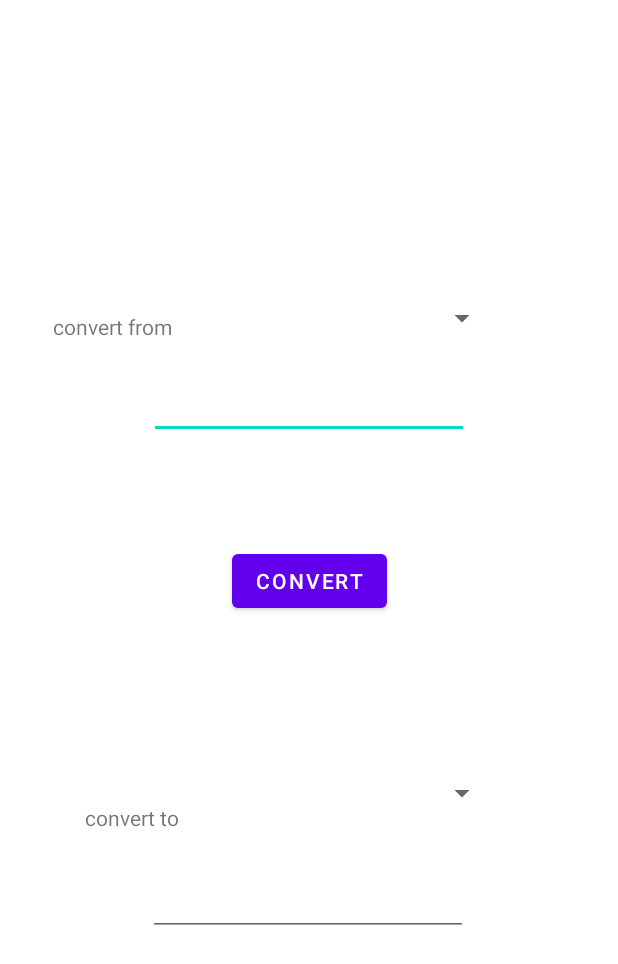
After one commit to gwendal25/loginApp2, an Android app: the layout activity_devise_converter.xml on its own in the app's theme, with its tools: preview values and no code run, on a phone screen of 412 x 824 dp. The commit adds this screen. Shown: the top 964 px of the screen. Run offline under Robolectric (Android 15) with nearby library versions, the phone set to English and light mode, and no system bars.

Commit message:
fixed currency converter activity

```diff
--- a/app/build.gradle
+++ b/app/build.gradle
@@ -1,5 +1,6 @@
 plugins {
     id 'com.android.application'
+    id 'kotlin-android'
 }
 
 android {
@@ -36,4 +37,8 @@ dependencies {
     testImplementation 'junit:junit:4.+'
     androidTestImplementation 'androidx.test.ext:junit:1.1.2'
     androidTestImplementation 'androidx.test.espresso:espresso-core:3.3.0'
+
+    implementation 'org.jetbrains.kotlinx:kotlinx-coroutines-core:1.3.7'
+    implementation 'org.jetbrains.kotlinx:kotlinx-coroutines-android:1.3.5'
+    implementation "org.jetbrains.kotlin:kotlin-stdlib-jdk7:1.2.71"
 }
--- a/app/src/main/java/com/example/loginapp2/navigationActivity.java
+++ b/app/src/main/java/com/example/loginapp2/navigationActivity.java
@@ -56,6 +56,10 @@ public class navigationActivity extends AppCompatActivity {
                         startActivity(intent);
                         Toast.makeText(navigationActivity.this, "Cashflow", Toast.LENGTH_SHORT).show();
                         return true;
+                    case R.id.converter:
+                        Intent converterIntent = new Intent(navigationActivity.this, deviseConverterActivity.class);
+                        startActivity(converterIntent);
+                        Toast.makeText(navigationActivity.this, "converter", Toast.LENGTH_SHORT).show();
                     case R.id.logout:
                         Toast.makeText(navigationActivity.this, "Logout", Toast.LENGTH_SHORT).show();
                         return true;
--- /dev/null
+++ b/app/src/main/res/layout/activity_devise_converter.xml
@@ -0,0 +1,82 @@
+<?xml version="1.0" encoding="utf-8"?>
+<androidx.constraintlayout.widget.ConstraintLayout xmlns:android="http://schemas.android.com/apk/res/android"
+    xmlns:app="http://schemas.android.com/apk/res-auto"
+    xmlns:tools="http://schemas.android.com/tools"
+    android:layout_width="match_parent"
+    android:layout_height="match_parent"
+    tools:context=".deviseConverter">
+
+    <Spinner
+        android:id="@+id/spinnerFrom"
+        android:layout_width="196dp"
+        android:layout_height="50dp"
+        android:layout_marginTop="187dp"
+        android:layout_marginEnd="80dp"
+        app:layout_constraintEnd_toEndOf="parent"
+        app:layout_constraintTop_toTopOf="parent" />
+
+    <TextView
+        android:id="@+id/convertFromText"
+        android:layout_width="wrap_content"
+        android:layout_height="wrap_content"
+        android:layout_marginStart="34dp"
+        android:layout_marginTop="208dp"
+        android:layout_marginEnd="20dp"
+        android:text="convert from"
+        app:layout_constraintEnd_toStartOf="@+id/spinnerFrom"
+        app:layout_constraintStart_toStartOf="parent"
+        app:layout_constraintTop_toTopOf="parent" />
+
+    <EditText
+        android:id="@+id/inputDeviseFrom"
+        android:layout_width="wrap_content"
+        android:layout_height="wrap_content"
+        android:layout_marginTop="10dp"
+        android:ems="10"
+        android:inputType="number"
+        app:layout_constraintEnd_toEndOf="parent"
+        app:layout_constraintStart_toStartOf="parent"
+        app:layout_constraintTop_toBottomOf="@+id/spinnerFrom" />
+
+    <EditText
+        android:id="@+id/inputDeviseTo"
+        android:layout_width="wrap_content"
+        android:layout_height="wrap_content"
+        android:layout_marginBottom="200dp"
+        android:ems="10"
+        android:inputType="number"
+        app:layout_constraintBottom_toBottomOf="parent"
+        app:layout_constraintEnd_toEndOf="parent"
+        app:layout_constraintHorizontal_bias="0.497"
+        app:layout_constraintStart_toStartOf="parent" />
+
+    <Spinner
+        android:id="@+id/spinnerTo"
+        android:layout_width="192dp"
+        android:layout_height="52dp"
+        android:layout_marginEnd="80dp"
+        android:layout_marginBottom="24dp"
+        app:layout_constraintBottom_toTopOf="@+id/inputDeviseTo"
+        app:layout_constraintEnd_toEndOf="parent" />
+
+    <TextView
+        android:id="@+id/convertToText"
+        android:layout_width="wrap_content"
+        android:layout_height="wrap_content"
+        android:layout_marginEnd="20dp"
+        android:layout_marginBottom="24dp"
+        android:text="convert to"
+        app:layout_constraintBottom_toTopOf="@+id/inputDeviseTo"
+        app:layout_constraintEnd_toStartOf="@+id/spinnerTo" />
+
+    <Button
+        android:id="@+id/convertDevise"
+        android:layout_width="wrap_content"
+        android:layout_height="wrap_content"
+        android:text="Convert"
+        app:layout_constraintBottom_toBottomOf="parent"
+        app:layout_constraintEnd_toEndOf="parent"
+        app:layout_constraintStart_toStartOf="parent"
+        app:layout_constraintTop_toTopOf="parent"
+        app:layout_constraintVertical_bias="0.468" />
+</androidx.constraintlayout.widget.ConstraintLayout>
--- a/app/src/main/res/menu/nav_drawer_menu.xml
+++ b/app/src/main/res/menu/nav_drawer_menu.xml
@@ -16,6 +16,10 @@
         android:id="@+id/cashflow"
         android:title="Cashflow"></item>
     <item
+        android:id="@+id/converter"
+        android:title="converter"></item>
+    <item
         android:id="@+id/logout"
         android:title="Logout"></item>
+
 </menu>
--- a/build.gradle
+++ b/build.gradle
@@ -6,6 +6,7 @@ buildscript {
     }
     dependencies {
         classpath "com.android.tools.build:gradle:4.1.1"
+        classpath "org.jetbrains.kotlin:kotlin-gradle-plugin:1.4.20"
 
         // NOTE: Do not place your application dependencies here; they belong
         // in the individual module build.gradle files
```
Also changed, not shown: app/src/main/AndroidManifest.xml (+16 -4 lines), app/src/main/java/com/example/loginapp2/deviseConverter.kt (added, +157 -0 lines), app/src/main/res/values/strings.xml (+70 -0 lines).
